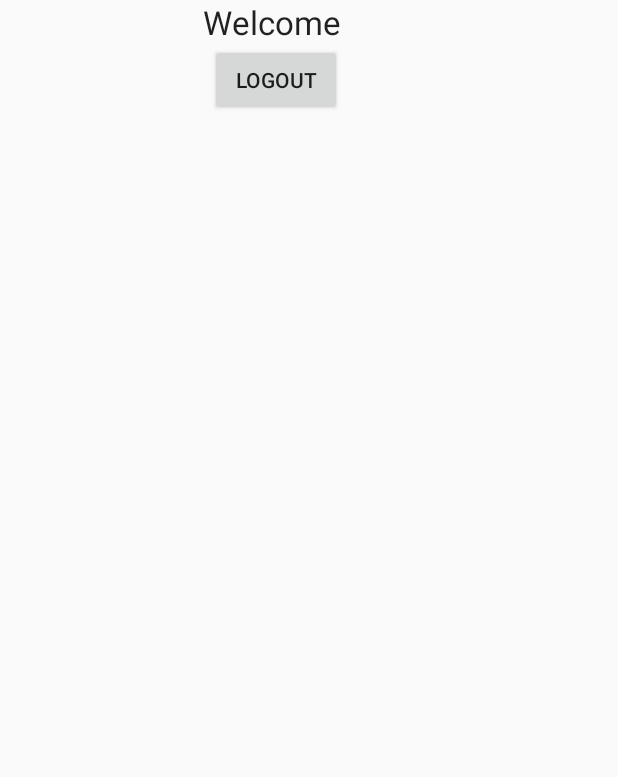
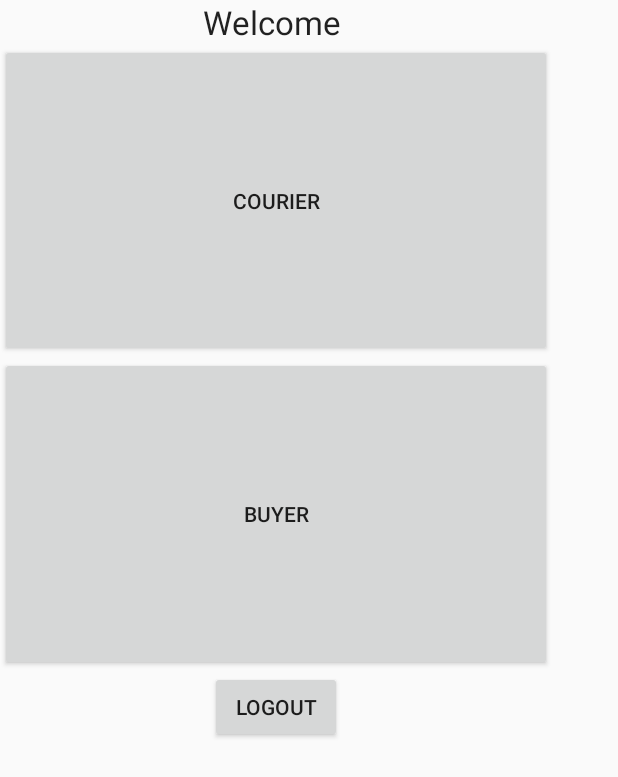
Before and after one commit to beephee/buzzarpheewhale, an Android app: the screen it shows after launch once a user with an empty profile is signed in (ProfileActivity), on a phone screen of 412 x 824 dp. Shown: the top 777 px of the screen. Run offline under Robolectric (Android 15) with nearby library versions, the phone set to English and light mode, and no system bars; our stand-ins replace Firebase (no records; nobody signed in at launch, a user with empty details on screens opened directly).

Commit message:
Added courier and buyer button to home page

```diff
--- a/FirebaseAuthDemo/app/src/main/res/layout/activity_profile.xml
+++ b/FirebaseAuthDemo/app/src/main/res/layout/activity_profile.xml
@@ -23,7 +23,20 @@
             android:text="Large Text"
             android:id="@+id/textViewUserEmail"
             android:layout_gravity="center_horizontal" />
-
+        <Button
+            android:layout_width="match_parent"
+            android:layout_height="wrap_content"
+            android:layout_weight="1"
+            android:text="Courier"
+            android:id="@+id/buttonCourierDashboard"
+            android:layout_gravity="center_horizontal" />
+        <Button
+            android:layout_width="match_parent"
+            android:layout_height="wrap_content"
+            android:layout_weight="1"
+            android:text="Buyer"
+            android:id="@+id/buttonBuyerDashboard"
+            android:layout_gravity="center_horizontal" />
         <Button
             android:layout_width="wrap_content"
             android:layout_height="wrap_content"
```
Also changed, not shown: FirebaseAuthDemo/app/src/main/res/drawable/buyerbutton.png (added), FirebaseAuthDemo/app/src/main/res/drawable/courierbutton.png (added).
